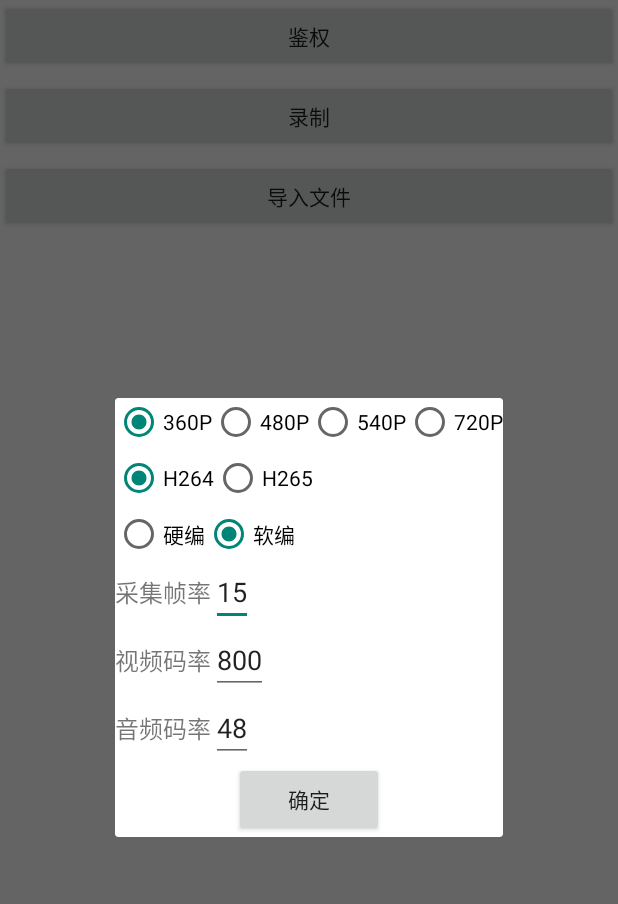
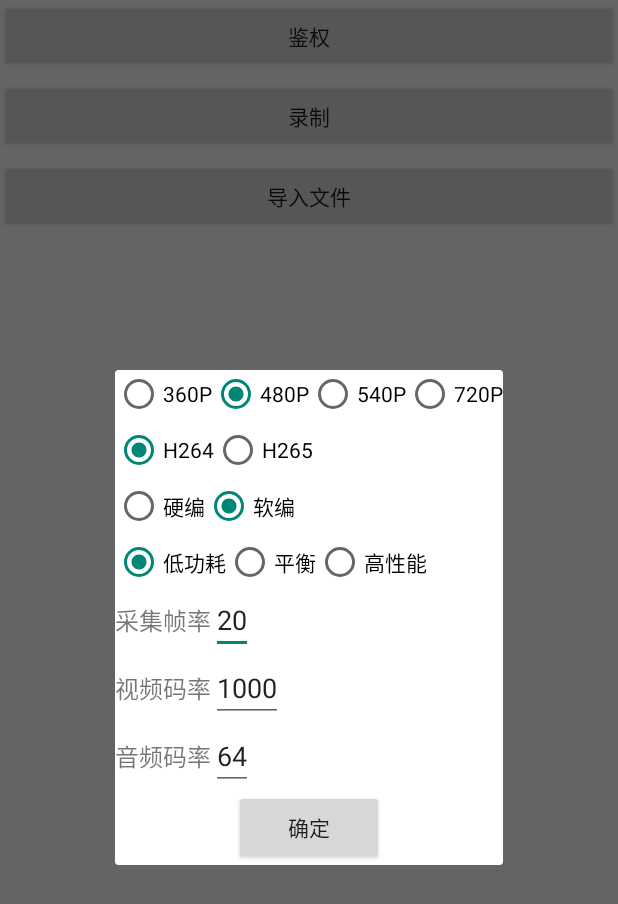
Before and after one commit to ksvc/KSYMediaEditorKit_Android, an Android app: the screen it shows after launch (ShortVideoActivity), after a tap on "录制", on a phone screen of 412 x 824 dp. Shown: the top 904 px of the screen. Run offline under Robolectric (Android 15) with nearby library versions, the light colour scheme and no system bars.

Commit message:
update code to 0.1.0

```diff
--- a/app/src/main/java/com/ksyun/media/shortvideo/demo/KS3TokenTask.java
+++ b/app/src/main/java/com/ksyun/media/shortvideo/demo/KS3TokenTask.java
@@ -19,12 +19,12 @@ import java.util.Map;
 import java.util.concurrent.ExecutionException;
 
 /**
- * Created by zanxiaofei on 17/4/13.
+ * get ks3 token on 17/4/13.
  */
 
 public class KS3TokenTask {
     private static String TAG = "KS3TokenTask";
-    public static final String TOKEN_SERVER_URL = "http://10.64.7.106:8980/api/upload/ks3/sig";
+    public static final String TOKEN_SERVER_URL = "http://ksvs-demo.ks-live.com:8720/api/upload/ks3/sig";
     //Get ks3 Token
     private static final String TYPE = "type";
     private static final String MD5 = "md5";
--- a/app/src/main/java/com/ksyun/media/shortvideo/demo/ShortVideoActivity.java
+++ b/app/src/main/java/com/ksyun/media/shortvideo/demo/ShortVideoActivity.java
@@ -20,7 +20,7 @@ import android.widget.Toast;
 
 public class ShortVideoActivity extends Activity {
     private static String TAG = "ShortVideoActivity";
-    public static String AUTH_SERVER_URI = "http://10.64.7.106:8321/Auth";//the uri of your appServer
+    public static String AUTH_SERVER_URI = "http://ksvs-demo.ks-live.com:8321/Auth";//the uri of your appServer
     //view
     private Button mAuthButton;
     private Button mRecordButton;
@@ -59,7 +59,7 @@ public class ShortVideoActivity extends Activity {
             mMainHandler = null;
         }
 
-        if(mAuthTask != null) {
+        if (mAuthTask != null) {
             mAuthTask.cancel(true);
             mAuthTask.release();
             mAuthTask = null;
@@ -100,10 +100,12 @@ public class ShortVideoActivity extends Activity {
                         if (result == 0) {
                             String authInfo = data.getString("Authorization");
                             String date = data.getString("x-amz-date");
-
+                            //初始化鉴权信息
                             AuthInfoManager.getInstance().setAuthInfo(getApplicationContext(),
                                     authInfo, date);
+                            //添加鉴权结果回调接口(不是必须)
                             AuthInfoManager.getInstance().addAuthResultListener(mCheckAuthResultListener);
+                            //开始向KSServer申请鉴权
                             AuthInfoManager.getInstance().checkAuth();
                         } else {
                             //
@@ -118,7 +120,7 @@ public class ShortVideoActivity extends Activity {
                 }
             }
         };
-        //1:input:packagename, output: AK、SK、sign、clentid
+        //开启异步任务，向AppServer请求鉴权信息
         mAuthTask = new HttpRequestTask(mAuthResponse);
         mAuthTask.execute(AUTH_SERVER_URI + "?Pkg=" + getApplicationContext().getPackageName());
     }
@@ -157,7 +159,7 @@ public class ShortVideoActivity extends Activity {
                     RecordActivity.startActivity(getApplicationContext(),
                             config.previewFps, config.videoBitrate,
                             config.audioBitrate, config.previewResolution, config.encodeType,
-                            config.encodeMethod);
+                            config.encodeMethod, config.encodeProfile);
                 }
 
             }
--- a/app/src/main/java/com/ksyun/media/shortvideo/demo/ShortVideoConfigDialog.java
+++ b/app/src/main/java/com/ksyun/media/shortvideo/demo/ShortVideoConfigDialog.java
@@ -1,5 +1,6 @@
 package com.ksyun.media.shortvideo.demo;
 
+import com.ksyun.media.streamer.encoder.VideoEncodeFormat;
 import com.ksyun.media.streamer.framework.AVConst;
 import com.ksyun.media.streamer.kit.StreamerConstants;
 
@@ -13,6 +14,7 @@ import android.view.View;
 import android.widget.Button;
 import android.widget.EditText;
 import android.widget.RadioButton;
+import android.widget.RadioGroup;
 
 /**
  * Config recorder or compose params
@@ -22,13 +24,19 @@ public class ShortVideoConfigDialog extends Dialog {
 
     public static int SHORTVIDEOCONFIG_TYPE_RECORD = 1;
     public static int SHORTVIDEOCONFIG_TYPE_COMPOSE = 2;
+    private RadioGroup mResGroup;
     private RadioButton mRes360Button;
     private RadioButton mRes480Button;
     private RadioButton mRes540Button;
     private EditText mFrameRateEditText;
     private RadioButton mEncodeWithH265;
+    private RadioGroup mEncodeGroup;
     private RadioButton mSWButton;
     private RadioButton mHWButton;
+    private RadioGroup mProfileGroup;
+    private RadioButton mProfileLowPowerButton;
+    private RadioButton mProfileBalanceButton;
+    private RadioButton mProfileHighPerfButton;
     private EditText mVideoBitRateEditText;
     private EditText mAudioBitRateEditText;
 
@@ -52,16 +60,24 @@ public class ShortVideoConfigDialog extends Dialog {
         mAudioBitRateEditText = (EditText) findViewById(R.id.audioBitratePicker);
         mAudioBitRateEditText.setInputType(InputType.TYPE_CLASS_NUMBER);
 
+        mResGroup = (RadioGroup) findViewById(R.id.resolution_group);
         mRes360Button = (RadioButton) findViewById(R.id.r360p);
         mRes480Button = (RadioButton) findViewById(R.id.r480p);
         mRes540Button = (RadioButton) findViewById(R.id.r540p);
         mEncodeWithH265 = (RadioButton) findViewById(R.id.encode_h265);
+        mEncodeGroup = (RadioGroup) findViewById(R.id.encode_group);
         mSWButton = (RadioButton) findViewById(R.id.encode_sw);
         mHWButton = (RadioButton) findViewById(R.id.encode_hw);
+        mProfileGroup = (RadioGroup) findViewById(R.id.encode_profile);
+        mProfileLowPowerButton = (RadioButton) findViewById(R.id.encode_profile_low_power);
+        mProfileBalanceButton = (RadioButton) findViewById(R.id.encode_profile_balance);
+        mProfileHighPerfButton = (RadioButton) findViewById(R.id.encode_profile_high_perf);
 
-//        if(mConfigType == SHORTVIDEOCONFIG_TYPE_COMPOSE) {
-//            mFrameRateEditText.setVisibility(View.GONE);
-//        }
+        if (mConfigType == SHORTVIDEOCONFIG_TYPE_COMPOSE) {
+            mResGroup.setVisibility(View.GONE);
+            mEncodeGroup.setVisibility(View.GONE);
+        }
+
         Button mConfimButton = (Button) findViewById(R.id.preview_params_confim);
         mConfimButton.setOnClickListener(new View.OnClickListener() {
             @Override
@@ -84,6 +100,7 @@ public class ShortVideoConfigDialog extends Dialog {
                             .toString());
                 }
 
+                if (mResGroup.getVisibility() == View.VISIBLE) {
                     if (mRes360Button.isChecked()) {
                         mShortVideoConfig.previewResolution = StreamerConstants.VIDEO_RESOLUTION_360P;
                     } else if (mRes480Button.isChecked()) {
@@ -93,6 +110,7 @@ public class ShortVideoConfigDialog extends Dialog {
                     } else {
                         mShortVideoConfig.previewResolution = StreamerConstants.VIDEO_RESOLUTION_720P;
                     }
+                }
 
                 if (mEncodeWithH265.isChecked()) {
                     mShortVideoConfig.encodeType = AVConst.CODEC_ID_HEVC;
@@ -100,10 +118,21 @@ public class ShortVideoConfigDialog extends Dialog {
                     mShortVideoConfig.encodeType = AVConst.CODEC_ID_AVC;
                 }
 
+                if (mProfileLowPowerButton.isChecked()) {
+                    mShortVideoConfig.encodeProfile = VideoEncodeFormat.ENCODE_PROFILE_LOW_POWER;
+                } else if (mProfileBalanceButton.isChecked()) {
+                    mShortVideoConfig.encodeProfile = VideoEncodeFormat.ENCODE_PROFILE_BALANCE;
+                } else {
+                    mShortVideoConfig.encodeProfile = VideoEncodeFormat
+                            .ENCODE_PROFILE_HIGH_PERFORMANCE;
+                }
+
+                if (mEncodeGroup.getVisibility() == View.VISIBLE) {
                     if (mHWButton.isChecked()) {
                         mShortVideoConfig.encodeMethod = StreamerConstants.ENCODE_METHOD_HARDWARE;
                     } else if (mSWButton.isChecked()) {
                         mShortVideoConfig.encodeMethod = StreamerConstants.ENCODE_METHOD_SOFTWARE;
+                    }
                 }
 
                 ShortVideoConfigDialog.this.dismiss();
@@ -134,5 +163,6 @@ public class ShortVideoConfigDialog extends Dialog {
         public int audioBitrate;
         public int encodeType;
         public int encodeMethod;
+        public int encodeProfile;
     }
 }
--- a/app/src/main/res/layout/record_params_layout.xml
+++ b/app/src/main/res/layout/record_params_layout.xml
@@ -15,14 +15,13 @@
             android:id="@+id/r360p"
             android:layout_width="wrap_content"
             android:layout_height="wrap_content"
-            android:checked="true"
             android:text="360P"/>
 
         <RadioButton
             android:id="@+id/r480p"
             android:layout_width="wrap_content"
             android:layout_height="wrap_content"
-            android:checked="false"
+            android:checked="true"
             android:text="480P"/>
 
         <RadioButton
@@ -86,6 +85,36 @@
             android:text="软编" />
     </RadioGroup>
 
+    <RadioGroup
+        android:id="@+id/encode_profile"
+        android:layout_width="wrap_content"
+        android:layout_height="wrap_content"
+        android:layout_below="@id/encode_group"
+        android:layout_marginTop="5dp"
+        android:orientation="horizontal">
+
+        <RadioButton
+            android:id="@+id/encode_profile_low_power"
+            android:layout_width="wrap_content"
+            android:layout_height="wrap_content"
+            android:checked="true"
+            android:text="低功耗" />
+
+        <RadioButton
+            android:id="@+id/encode_profile_balance"
+            android:layout_width="wrap_content"
+            android:layout_height="wrap_content"
+            android:checked="false"
+            android:text="平衡" />
+
+        <RadioButton
+            android:id="@+id/encode_profile_high_perf"
+            android:layout_width="wrap_content"
+            android:layout_height="wrap_content"
+            android:checked="false"
+            android:text="高性能" />
+    </RadioGroup>
+
     <LinearLayout
         android:id="@+id/frameRate"
         android:layout_width="match_parent"
@@ -102,7 +131,7 @@
             android:id="@+id/frameRatePicker"
             android:layout_width="wrap_content"
             android:layout_height="wrap_content"
-            android:text="15"/>
+            android:text="20"/>
     </LinearLayout>
 
     <LinearLayout
@@ -122,7 +151,7 @@
             android:id="@+id/videoBitratePicker"
             android:layout_width="wrap_content"
             android:layout_height="wrap_content"
-            android:text="800" />
+            android:text="1000" />
     </LinearLayout>
 
     <LinearLayout
@@ -142,7 +171,7 @@
             android:id="@+id/audioBitratePicker"
             android:layout_width="wrap_content"
             android:layout_height="wrap_content"
-            android:text="48" />
+            android:text="64" />
     </LinearLayout>
 
 
```
Also changed, not shown: app/src/main/java/com/ksyun/media/shortvideo/demo/EditActivity.java (+15 -26 lines), app/src/main/java/com/ksyun/media/shortvideo/demo/RecordActivity.java (+8 -3 lines), app/src/main/res/layout/watermark_choose.xml (+0 -14 lines), app/libs/ksylive.jar, app/libs/libksyplayer.jar, app/libs/libksysv.jar, app/src/main/assets/KSYLogo/logo.png (added), app/src/main/res/drawable-xhdpi/local_video.png (deleted), app/src/main/res/drawable-xhdpi/logo.png (added). Lines whose indentation alone changed are shown as unchanged.
